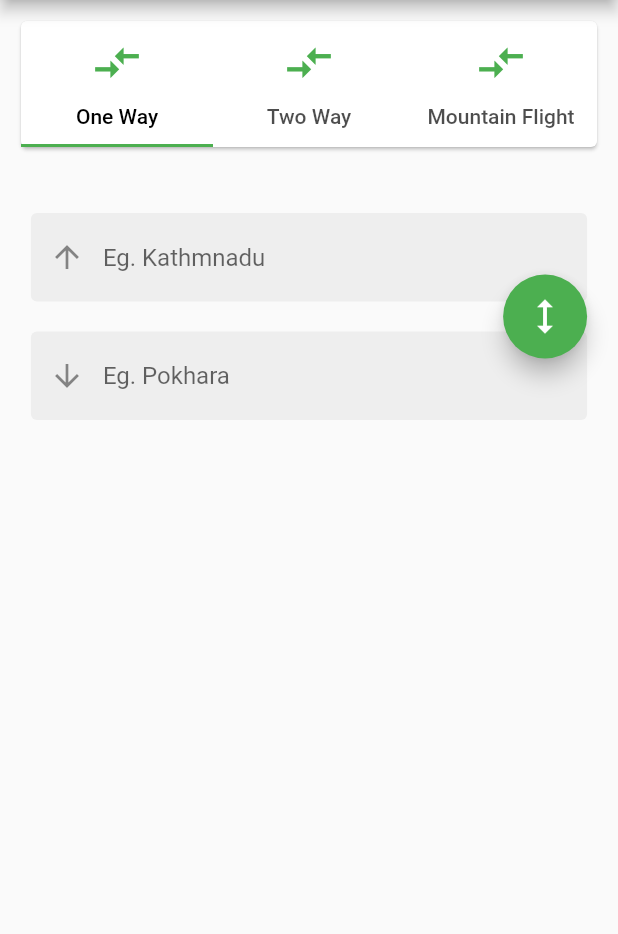
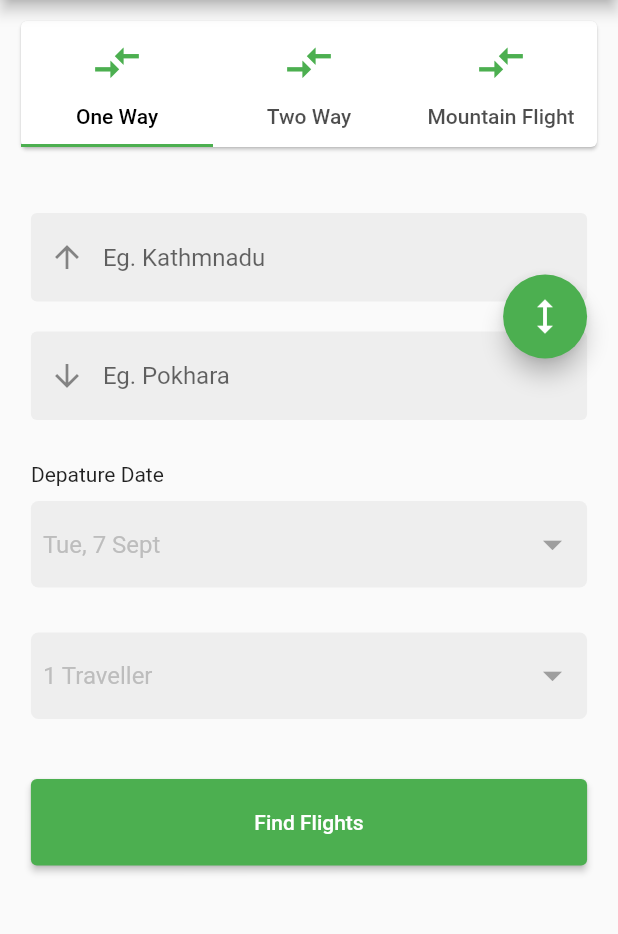
Before and after one commit to rajbahakdanyu/Khanepani_flutter, a Flutter app: the Airline screen opened by its route, on a phone screen of 412 x 824 dp, the part 84-1018 px from its top. Run offline on Flutter 3.47's test engine with Material 2 defaults, Android fonts, the phone set to English and light mode, and no system bars.

Commit message:
Added depature input field

```diff
--- a/lib/pages/khanepani_page.dart
+++ b/lib/pages/khanepani_page.dart
@@ -33,7 +33,11 @@ class _KhanepaniState extends State<Khanepani> {
                   style: TextStyle(fontSize: 16),
                 ),
                 SizedBox(height: 5),
-                WaterCounterWidget(),
+                WaterCounterWidget(
+                  title: 'Select',
+                  tapFunction: () =>
+                      Navigator.of(context).pushNamed('/counterPage'),
+                ),
                 SizedBox(height: 30),
                 Text(
                   'Customer ID',
--- a/lib/pages/one_way_flight.dart
+++ b/lib/pages/one_way_flight.dart
@@ -1,4 +1,5 @@
 import 'package:flutter/material.dart';
+import 'package:khanepani/widgets/depature_input_widget.dart';
 import 'package:khanepani/widgets/flight_input_widget.dart';
 
 class OneWayFlight extends StatefulWidget {
@@ -15,6 +16,8 @@ class _OneWayFlightState extends State<OneWayFlight> {
       children: [
         SizedBox(height: 30),
         FlightInputWidget(),
+        SizedBox(height: 20),
+        DepatureInputWidget(),
       ],
     );
   }
--- /dev/null
+++ b/lib/widgets/depature_input_widget.dart
@@ -0,0 +1,26 @@
+import 'package:flutter/material.dart';
+import 'package:khanepani/widgets/depature_widget.dart';
+
+class DepatureInputWidget extends StatefulWidget {
+  const DepatureInputWidget({Key? key}) : super(key: key);
+
+  @override
+  _DepatureInputWidgetState createState() => _DepatureInputWidgetState();
+}
+
+class _DepatureInputWidgetState extends State<DepatureInputWidget> {
+  @override
+  Widget build(BuildContext context) {
+    return Padding(
+      padding: const EdgeInsets.all(8.0),
+      child: Column(
+        crossAxisAlignment: CrossAxisAlignment.start,
+        children: [
+          Text('Depature Date'),
+          SizedBox(height: 10),
+          DepatureWidget(),
+        ],
+      ),
+    );
+  }
+}
--- /dev/null
+++ b/lib/widgets/depature_widget.dart
@@ -0,0 +1,43 @@
+import 'package:flutter/material.dart';
+
+import 'package:khanepani/widgets/water_counter_widget.dart';
+
+class DepatureWidget extends StatefulWidget {
+  const DepatureWidget({Key? key}) : super(key: key);
+
+  @override
+  _DepatureWidgetState createState() => _DepatureWidgetState();
+}
+
+class _DepatureWidgetState extends State<DepatureWidget> {
+  @override
+  Widget build(BuildContext context) {
+    return Container(
+      width: MediaQuery.of(context).size.width * 0.9,
+      child: Column(
+        children: [
+          WaterCounterWidget(
+            title: 'Tue, 7 Sept',
+            tapFunction: () {},
+          ),
+          SizedBox(height: 30),
+          WaterCounterWidget(
+            title: '1 Traveller',
+            tapFunction: () {},
+          ),
+          SizedBox(height: 40),
+          ElevatedButton(
+            style: ElevatedButton.styleFrom(
+              fixedSize: Size(
+                MediaQuery.of(context).size.width,
+                MediaQuery.of(context).size.height * 0.07,
+              ),
+            ),
+            onPressed: () {},
+            child: Text('Find Flights'),
+          ),
+        ],
+      ),
+    );
+  }
+}
--- a/lib/widgets/water_counter_widget.dart
+++ b/lib/widgets/water_counter_widget.dart
@@ -1,7 +1,14 @@
 import 'package:flutter/material.dart';
 
 class WaterCounterWidget extends StatefulWidget {
-  const WaterCounterWidget({Key? key}) : super(key: key);
+  WaterCounterWidget({
+    Key? key,
+    this.tapFunction,
+    this.title = 'Select',
+  }) : super(key: key);
+
+  final VoidCallback? tapFunction;
+  String title;
 
   @override
   _WaterCounterWidgetState createState() => _WaterCounterWidgetState();
@@ -11,7 +18,7 @@ class _WaterCounterWidgetState extends State<WaterCounterWidget> {
   @override
   Widget build(BuildContext context) {
     return GestureDetector(
-      onTap: () => Navigator.of(context).pushNamed('/counterPage'),
+      onTap: widget.tapFunction,
       child: Container(
         width: double.infinity,
         height: MediaQuery.of(context).size.height * 0.07,
@@ -22,7 +29,7 @@ class _WaterCounterWidgetState extends State<WaterCounterWidget> {
               Expanded(
                 flex: 5,
                 child: Text(
-                  'Select',
+                  widget.title,
                   style: TextStyle(
                     fontSize: 16,
                     color: Colors.grey.shade400,
```
